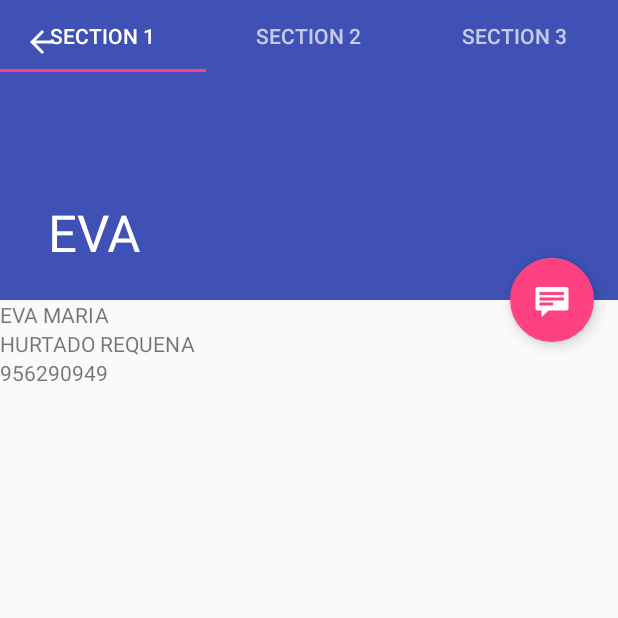
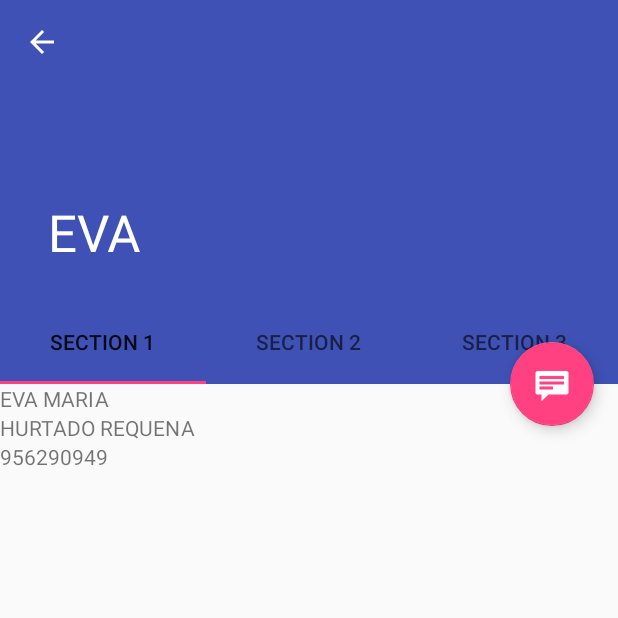
Before and after one commit to javiergarciaescobedo/AddressBookDroid, an Android app: the screen it shows after launch (PersonDetailActivity), after a tap on "EVA", on a phone screen of 412 x 824 dp, the top half of it. Run offline under Robolectric (Android 15) with nearby library versions, the phone set to English and light mode, and no system bars.

Commit message:
Tabs working

```diff
--- a/app/src/main/java/es/javiergarciaescobedo/addressbookdroid/PersonDetailActivity.java
+++ b/app/src/main/java/es/javiergarciaescobedo/addressbookdroid/PersonDetailActivity.java
@@ -5,6 +5,7 @@ import android.support.v4.app.Fragment;
 import android.support.v4.app.FragmentManager;
 import android.support.v4.app.FragmentPagerAdapter;
 import android.support.v4.view.ViewPager;
+import android.support.v4.widget.NestedScrollView;
 import android.support.v7.app.AppCompatActivity;
 import android.content.Intent;
 import android.os.Bundle;
@@ -74,6 +75,9 @@ public class PersonDetailActivity extends AppCompatActivity {
 
         TabLayout tabLayout = (TabLayout) findViewById(R.id.tabs);
         tabLayout.setupWithViewPager(mViewPager);
+
+//        NestedScrollView scrollView = (NestedScrollView) findViewById (R.id.container_scroll);
+//        scrollView.setFillViewport(true);
     }
 
     @Override
--- a/app/src/main/res/layout/activity_person_detail.xml
+++ b/app/src/main/res/layout/activity_person_detail.xml
@@ -1,48 +1,75 @@
 <android.support.design.widget.CoordinatorLayout
     xmlns:android="http://schemas.android.com/apk/res/android"
     xmlns:app="http://schemas.android.com/apk/res-auto"
-    xmlns:tools="http://schemas.android.com/tools" android:layout_width="match_parent"
-    android:layout_height="match_parent" android:fitsSystemWindows="true"
-    tools:context=".PersonDetailActivity" tools:ignore="MergeRootFrame">
+    xmlns:tools="http://schemas.android.com/tools"
+    android:layout_width="match_parent"
+    android:layout_height="match_parent"
+    android:fitsSystemWindows="true"
+    tools:context=".PersonDetailActivity"
+    tools:ignore="MergeRootFrame">
 
-    <android.support.design.widget.AppBarLayout android:id="@+id/app_bar"
-        android:layout_width="match_parent" android:layout_height="@dimen/app_bar_height"
-        android:fitsSystemWindows="true"
-        android:theme="@style/ThemeOverlay.AppCompat.Dark.ActionBar">
+    <android.support.v4.widget.NestedScrollView
+        android:id="@+id/container_scroll"
+        android:layout_width="match_parent"
+        android:layout_height="match_parent"
+        app:layout_behavior="@string/appbar_scrolling_view_behavior"
+        android:fillViewport="true">
 
-        <android.support.design.widget.CollapsingToolbarLayout android:id="@+id/toolbar_layout"
-            android:layout_width="match_parent" android:layout_height="match_parent"
-            android:fitsSystemWindows="true" app:contentScrim="?attr/colorPrimary"
-            app:layout_scrollFlags="scroll|exitUntilCollapsed" app:toolbarId="@+id/toolbar">
+        <android.support.v4.view.ViewPager
+            android:id="@+id/person_detail_container"
+            android:layout_width="match_parent"
+            android:layout_height="match_parent"
+            android:layout_marginTop="?attr/actionBarSize"
+            app:layout_behavior="@string/appbar_scrolling_view_behavior" />
 
-            <android.support.v7.widget.Toolbar android:id="@+id/detail_toolbar"
-                android:layout_width="match_parent" android:layout_height="?attr/actionBarSize"
-                app:layout_collapseMode="pin"
-                app:popupTheme="@style/ThemeOverlay.AppCompat.Light" />
+    </android.support.v4.widget.NestedScrollView>
 
     <android.support.design.widget.TabLayout
         android:id="@+id/tabs"
         android:layout_width="match_parent"
-                android:layout_height="wrap_content" />
+        android:layout_height="?attr/actionBarSize"
+        android:layout_gravity="bottom"
+        android:background="?attr/colorPrimary"
+        app:layout_anchor="@+id/app_bar"
+        app:layout_anchorGravity="bottom"
+        app:tabGravity="fill"
+        app:tabMode="fixed" />
+
+        <android.support.design.widget.AppBarLayout
+            android:id="@+id/app_bar"
+            android:layout_width="match_parent"
+            android:layout_height="@dimen/app_bar_height"
+            android:fitsSystemWindows="true"
+            android:theme="@style/ThemeOverlay.AppCompat.Dark.ActionBar">
+
+            <android.support.design.widget.CollapsingToolbarLayout
+                android:id="@+id/toolbar_layout"
+                android:layout_width="match_parent"
+                android:layout_height="match_parent"
+                android:fitsSystemWindows="true"
+                app:contentScrim="?attr/colorPrimary"
+                app:layout_scrollFlags="scroll|exitUntilCollapsed"
+                app:toolbarId="@+id/toolbar">
+
+                <android.support.v7.widget.Toolbar
+                    android:id="@+id/detail_toolbar"
+                    android:layout_width="match_parent"
+                    android:layout_height="?attr/actionBarSize"
+                    app:layout_collapseMode="pin"
+                    app:popupTheme="@style/ThemeOverlay.AppCompat.Light" />
 
             </android.support.design.widget.CollapsingToolbarLayout>
 
         </android.support.design.widget.AppBarLayout>
 
-<!--    <android.support.v4.widget.NestedScrollView android:id="@+id/person_detail_container"
-        android:layout_width="match_parent" android:layout_height="match_parent"
-        app:layout_behavior="@string/appbar_scrolling_view_behavior" />-->
-
-    <android.support.v4.view.ViewPager
-        android:id="@+id/person_detail_container"
-        android:layout_width="match_parent"
-        android:layout_height="match_parent"
-        app:layout_behavior="@string/appbar_scrolling_view_behavior" />
-
-    <android.support.design.widget.FloatingActionButton android:id="@+id/fab"
-        android:layout_width="wrap_content" android:layout_height="wrap_content"
-        android:layout_gravity="center_vertical|start" android:layout_margin="@dimen/fab_margin"
+    <android.support.design.widget.FloatingActionButton
+        android:id="@+id/fab"
+        android:layout_width="wrap_content"
+        android:layout_height="wrap_content"
+        android:layout_gravity="center_vertical|start"
+        android:layout_margin="@dimen/fab_margin"
         android:src="@android:drawable/stat_notify_chat"
-        app:layout_anchor="@+id/person_detail_container" app:layout_anchorGravity="top|end" />
+        app:layout_anchor="@+id/person_detail_container"
+        app:layout_anchorGravity="top|end" />
 
 </android.support.design.widget.CoordinatorLayout>
```
Lines whose indentation alone changed are shown as unchanged.
